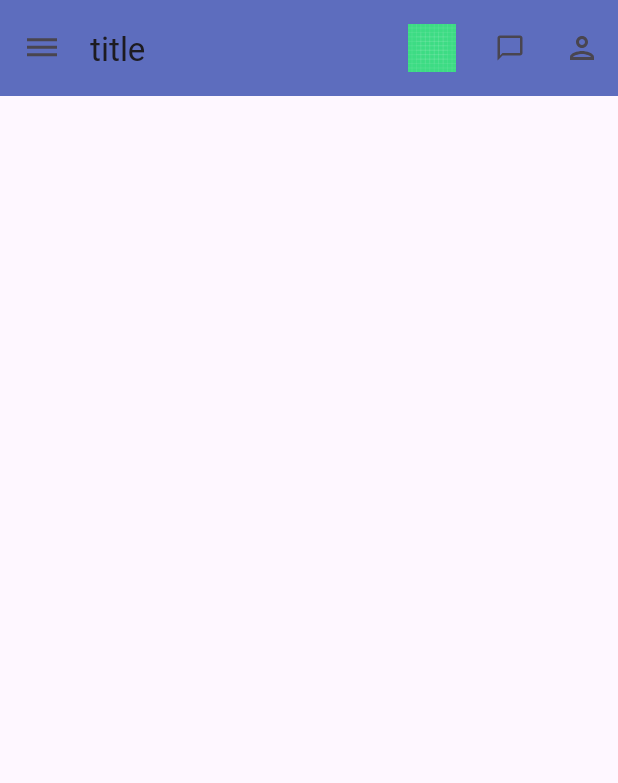
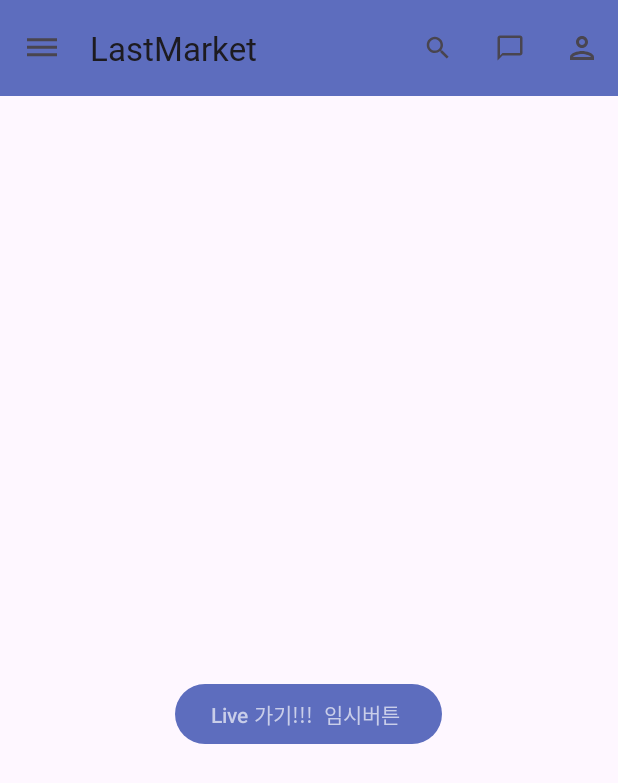
Before and after one commit to JonghyeonC/LastMarket, an Android app: the MainActivity screen opened directly, with no data from a screen before it, on a phone screen of 412 x 824 dp. Shown: the top 783 px of the screen. Run offline under Robolectric (Android 15) with nearby library versions, the phone set to English and light mode, and no system bars.

Commit message:
Feat(M): add nav-fragment
프래그먼트 생성, 카테고리 api 받기

Resolve:#5

```diff
--- a/mobile/LastMarket/app/src/main/java/com/jphr/lastmarket/activity/MainActivity.kt
+++ b/mobile/LastMarket/app/src/main/java/com/jphr/lastmarket/activity/MainActivity.kt
@@ -1,27 +1,62 @@
 package com.jphr.lastmarket.activity
 
-import androidx.appcompat.app.AppCompatActivity
 import android.os.Bundle
 import android.util.Log
 import android.view.Menu
 import android.view.MenuItem
-import android.widget.Toolbar
+import androidx.appcompat.app.AppCompatActivity
 import androidx.core.view.GravityCompat
 import androidx.drawerlayout.widget.DrawerLayout
+import androidx.fragment.app.FragmentTransaction
+import androidx.lifecycle.MutableLiveData
+import androidx.lifecycle.Observer
 import com.google.android.material.appbar.MaterialToolbar
 import com.google.android.material.navigation.NavigationView
 import com.jphr.lastmarket.R
+import com.jphr.lastmarket.fragment.ChatFragment
+import com.jphr.lastmarket.fragment.MainFragment
+import com.jphr.lastmarket.fragment.MypageFragment
+import com.jphr.lastmarket.fragment.SearchFragment
+import com.jphr.lastmarket.service.UserInfoService
+
 
 private const val TAG = "MainActivity"
 class MainActivity : AppCompatActivity() {
     lateinit  var drawerLayout:DrawerLayout
+    var categoryList = MutableLiveData<MutableList<String>>()
+
     override fun onCreate(savedInstanceState: Bundle?) {
         super.onCreate(savedInstanceState)
         setContentView(R.layout.activity_main)
+
+        val transaction = supportFragmentManager.beginTransaction()
+            .add(R.id.fragmentContainer, MainFragment())
+        transaction.commit()
+
         drawerLayout=findViewById<DrawerLayout>(R.id.drawer_layout)
         var navigationView=findViewById<NavigationView>(R.id.navigation_view)
         var toolbar=findViewById<MaterialToolbar>(R.id.topAppBar)
+        var menu=navigationView.menu
+
+        categoryList = UserInfoService().getCategory()
+        categoryList.observe(this, Observer{
+            var i=0
+            var groupId=1
+            for (i in 0 until it.size) {
+                menu.add(groupId,i,i,it[i])
+                val drawable = resources.getDrawable(
+                    R.drawable.circle
+                )
+                menu.getItem(i).icon=drawable
+                if(i%3==0) groupId++
+            }
+        })
+
+
         setSupportActionBar(toolbar)
+        toolbar.title=null
+
+
 
         toolbar.setNavigationOnClickListener {
             drawerLayout.open()
@@ -36,9 +71,11 @@ class MainActivity : AppCompatActivity() {
                     true
                 }
                 R.id.chat->{//채팅버튼
+                    changeFragment(3)
                     true
                 }
                 R.id.mypage->{//마이페이지
+                    changeFragment(2)
                     true
                 }
                 else ->false
@@ -49,7 +86,7 @@ class MainActivity : AppCompatActivity() {
             when(menuItem.itemId){
                 android.R.id.home->{//메뉴버튼을 눌렀을 때
                     menuItem.isChecked = true
-//                    drawerLayout.close()
+                    drawerLayout.close()
                     true
                 }
                 R.id.search->{//검색버튼
@@ -59,11 +96,13 @@ class MainActivity : AppCompatActivity() {
                 }
                 R.id.chat->{//채팅버튼
                     menuItem.isChecked = true
+//                    changeFragment(3)
                     drawerLayout.close()
                     true
                 }
                 R.id.mypage->{//마이페이지
                     menuItem.isChecked = true
+//                    changeFragment(2)
                     drawerLayout.close()
                     true
                 }
@@ -103,4 +142,22 @@ class MainActivity : AppCompatActivity() {
         menuInflater.inflate(R.menu.main,menu)
         return super.onCreateOptionsMenu(menu)
     }
+    fun changeFragment(index :Int){
+        val transaction: FragmentTransaction = supportFragmentManager.beginTransaction()
+        when(index){
+            1->{
+                transaction.replace(R.id.fragmentContainer, MainFragment()).commit()
+            }
+            2->{
+                transaction.replace(R.id.fragmentContainer, MypageFragment()).commit()
+            }
+            3->{
+                transaction.replace(R.id.fragmentContainer, ChatFragment()).commit()
+            }
+            4->{
+                transaction.replace(R.id.nestedview,SearchFragment()).commit()
+            }
+        }
+    }
+
 }
--- /dev/null
+++ b/mobile/LastMarket/app/src/main/java/com/jphr/lastmarket/fragment/MainFragment.kt
@@ -0,0 +1,60 @@
+package com.jphr.lastmarket.fragment
+
+import android.os.Bundle
+import androidx.fragment.app.Fragment
+import android.view.LayoutInflater
+import android.view.View
+import android.view.ViewGroup
+import com.jphr.lastmarket.R
+
+// TODO: Rename parameter arguments, choose names that match
+// the fragment initialization parameters, e.g. ARG_ITEM_NUMBER
+private const val ARG_PARAM1 = "param1"
+private const val ARG_PARAM2 = "param2"
+
+/**
+ * A simple [Fragment] subclass.
+ * Use the [MainFragment.newInstance] factory method to
+ * create an instance of this fragment.
+ */
+class MainFragment : Fragment() {
+    // TODO: Rename and change types of parameters
+    private var param1: String? = null
+    private var param2: String? = null
+
+    override fun onCreate(savedInstanceState: Bundle?) {
+        super.onCreate(savedInstanceState)
+        arguments?.let {
+            param1 = it.getString(ARG_PARAM1)
+            param2 = it.getString(ARG_PARAM2)
+        }
+    }
+
+    override fun onCreateView(
+        inflater: LayoutInflater, container: ViewGroup?,
+        savedInstanceState: Bundle?
+    ): View? {
+        // Inflate the layout for this fragment
+        return inflater.inflate(R.layout.fragment_main, container, false)
+    }
+
+    companion object {
+        /**
+         * Use this factory method to create a new instance of
+         * this fragment using the provided parameters.
+         *
+         * @param param1 Parameter 1.
+         * @param param2 Parameter 2.
+         * @return A new instance of fragment MainFragment.
+         */
+        // TODO: Rename and change types and number of parameters
+        @JvmStatic
+        fun newInstance(param1: String, param2: String) =
+            MainFragment().apply {
+                arguments = Bundle().apply {
+                    putString(ARG_PARAM1, param1)
+                    putString(ARG_PARAM2, param2)
+                }
+            }
+    }
+}
--- /dev/null
+++ b/mobile/LastMarket/app/src/main/res/drawable/circle.xml
@@ -0,0 +1,5 @@
+<vector android:height="24dp" android:tint="#CAC4D0"
+    android:viewportHeight="24" android:viewportWidth="24"
+    android:width="24dp" xmlns:android="http://schemas.android.com/apk/res/android">
+    <path android:fillColor="@android:color/white" android:pathData="M12,2C6.47,2 2,6.47 2,12s4.47,10 10,10 10,-4.47 10,-10S17.53,2 12,2z"/>
+</vector>
--- a/mobile/LastMarket/app/src/main/res/layout/activity_main.xml
+++ b/mobile/LastMarket/app/src/main/res/layout/activity_main.xml
@@ -1,6 +1,5 @@
 <?xml version="1.0" encoding="utf-8"?>
-<androidx.drawerlayout.widget.DrawerLayout
-    xmlns:android="http://schemas.android.com/apk/res/android"
+<androidx.drawerlayout.widget.DrawerLayout xmlns:android="http://schemas.android.com/apk/res/android"
     xmlns:app="http://schemas.android.com/apk/res-auto"
     xmlns:tools="http://schemas.android.com/tools"
     android:id="@+id/drawer_layout"
@@ -9,8 +8,7 @@
     tools:context=".activity.MainActivity">
 
 
-    <androidx.coordinatorlayout.widget.CoordinatorLayout
-        xmlns:android="http://schemas.android.com/apk/res/android"
+    <androidx.coordinatorlayout.widget.CoordinatorLayout xmlns:android="http://schemas.android.com/apk/res/android"
         xmlns:app="http://schemas.android.com/apk/res-auto"
         android:layout_width="match_parent"
         android:layout_height="match_parent">
@@ -23,14 +21,15 @@
                 android:id="@+id/topAppBar"
                 android:layout_width="match_parent"
                 android:layout_height="?attr/actionBarSize"
+                android:background="@color/blue1"
+                android:backgroundTint="@color/blue1"
                 android:fitsSystemWindows="true"
                 app:layout_scrollFlags="scroll|enterAlways|snap"
-                android:backgroundTint="@color/blue1"
-                android:background="@color/blue1"
                 app:liftOnScroll="true"
                 app:liftOnScrollTargetViewId="@id/nestedview"
                 app:navigationIcon="@drawable/hamberger"
-                app:title="title" />
+
+                />
             <!--fit systemwindow윈도우 창이랑 자연스럽게 이어지게-->
         </com.google.android.material.appbar.AppBarLayout>
 
@@ -39,13 +38,19 @@
             android:id="@+id/nestedview"
             android:layout_width="match_parent"
             android:layout_height="match_parent"
+            android:fillViewport="true"
             app:layout_behavior="@string/appbar_scrolling_view_behavior">
 
-            <!-- Scrollable content -->
+            <FrameLayout
+                android:id="@+id/fragmentContainer"
+                android:layout_width="match_parent"
+                android:layout_height="match_parent">
+            </FrameLayout>
 
         </androidx.core.widget.NestedScrollView>
 
     </androidx.coordinatorlayout.widget.CoordinatorLayout>
+
     <com.google.android.material.navigation.NavigationView
         android:id="@+id/navigation_view"
         android:layout_width="match_parent"
@@ -53,5 +58,7 @@
         android:layout_gravity="start"
         android:fitsSystemWindows="true"
         app:headerLayout="@layout/navi_header"
+
         app:menu="@menu/navigation_drawer" />
+
 </androidx.drawerlayout.widget.DrawerLayout>
--- /dev/null
+++ b/mobile/LastMarket/app/src/main/res/layout/fragment_main.xml
@@ -0,0 +1,17 @@
+<?xml version="1.0" encoding="utf-8"?>
+<LinearLayout xmlns:android="http://schemas.android.com/apk/res/android"
+    xmlns:tools="http://schemas.android.com/tools"
+    android:layout_width="match_parent"
+    android:layout_height="match_parent"
+    android:gravity="center"
+    tools:context=".fragment.MainFragment">
+
+
+
+    <Button
+        android:id="@+id/button"
+        android:layout_width="wrap_content"
+        android:layout_height="wrap_content"
+        android:text="Live 가기!!!  임시버튼 " />
+
+</LinearLayout>
--- a/mobile/LastMarket/app/src/main/res/layout/navi_header.xml
+++ b/mobile/LastMarket/app/src/main/res/layout/navi_header.xml
@@ -13,7 +13,7 @@
         android:layout_marginEnd="24dp"
         android:textAppearance="?attr/textAppearanceHeadlineSmall"
         android:textColor="?attr/colorOnSurface"
-        android:text="헤더" />
+        android:text="Category" />
 
     <TextView
         android:layout_width="wrap_content"
--- a/mobile/LastMarket/app/src/main/res/menu/main.xml
+++ b/mobile/LastMarket/app/src/main/res/menu/main.xml
@@ -4,15 +4,13 @@
     <item
         android:id="@+id/search"
         app:showAsAction="ifRoom"
-        android:icon="@drawable/ic_launcher_background"
-        android:iconTint="@color/black1"
+        android:icon="@drawable/search"
         android:title="search"/>
 
     <item
         android:id="@+id/chat"
         app:showAsAction="ifRoom"
         android:icon="@drawable/ic_outline_chat_bubble_outline_24"
-        android:iconTint="@color/blue1"
         android:title="chat"/>
     <item
         android:id="@+id/mypage"
--- a/mobile/LastMarket/app/src/main/res/menu/navigation_drawer.xml
+++ b/mobile/LastMarket/app/src/main/res/menu/navigation_drawer.xml
@@ -1,25 +1,25 @@
 <?xml version="1.0" encoding="utf-8"?>
 <menu xmlns:android="http://schemas.android.com/apk/res/android">
-    <item
-        android:id="@+id/drawer"
-        android:title="네비게이션드로어">
-        <menu>
-            <item
-                android:id="@+id/inbox_item"
-                android:icon="@drawable/hamberger"
-                android:title="네비게이션드로어"
-                android:checkable="true"/>
-            <item
-                android:id="@+id/outbox_item"
-                android:icon="@drawable/hamberger"
-                android:title="네비게이션드로어"
-                android:checkable="true"/>
-            <item
-                android:id="@+id/favourites_item"
-                android:icon="@drawable/hamberger"
-                android:title="네비게이션드로어"
-                android:checkable="true"/>
-        </menu>
-    </item>
+<!--    <item-->
+<!--        android:id="@+id/drawer"-->
+<!--        android:title="네비게이션드로어">-->
+<!--        <menu>-->
+<!--            <item-->
+<!--                android:id="@+id/inbox_item"-->
+<!--                android:icon="@drawable/hamberger"-->
+<!--                android:title="네비게이션드로어"-->
+<!--                android:checkable="true"/>-->
+<!--            <item-->
+<!--                android:id="@+id/outbox_item"-->
+<!--                android:icon="@drawable/hamberger"-->
+<!--                android:title="네비게이션드로어"-->
+<!--                android:checkable="true"/>-->
+<!--            <item-->
+<!--                android:id="@+id/favourites_item"-->
+<!--                android:icon="@drawable/hamberger"-->
+<!--                android:title="네비게이션드로어"-->
+<!--                android:checkable="true"/>-->
+<!--        </menu>-->
+<!--    </item>-->
 
 </menu>
--- a/mobile/LastMarket/app/src/main/res/values/themes.xml
+++ b/mobile/LastMarket/app/src/main/res/values/themes.xml
@@ -18,8 +18,7 @@
         <item name="android:checkboxStyle">@style/checkbox</item>
         <item name="android:textViewStyle">@style/text</item>
         <!--반투명 -->
-        <item name="android:windowTranslucentStatus">true</item>
-
+<!--        <item name="android:windowTranslucentStatus">true</item>-->
 
     </style>
 
```
Also changed, not shown: mobile/LastMarket/app/src/main/AndroidManifest.xml (+7 -6 lines), mobile/LastMarket/app/src/main/java/com/jphr/lastmarket/fragment/ChatFragment.kt (added, +60 -0 lines), mobile/LastMarket/app/src/main/java/com/jphr/lastmarket/fragment/MypageFragment.kt (added, +60 -0 lines), mobile/LastMarket/app/src/main/java/com/jphr/lastmarket/fragment/SearchFragment.kt (added, +60 -0 lines), mobile/LastMarket/app/src/main/java/com/jphr/lastmarket/util/Constants.kt (added, +8 -0 lines), mobile/LastMarket/app/src/main/res/layout/fragment_chat.xml (added, +14 -0 lines), mobile/LastMarket/app/src/main/res/layout/fragment_mypage.xml (added, +14 -0 lines), mobile/LastMarket/app/src/main/res/layout/fragment_search.xml (added, +14 -0 lines).
